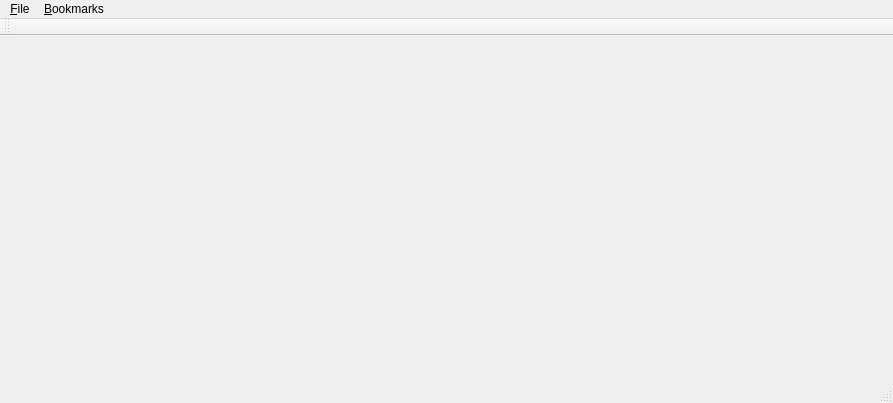
The window that src/cmainwindow.ui (AlekseyDurachenko/qookmarks) describes before a commit, drawn with Qt 5.
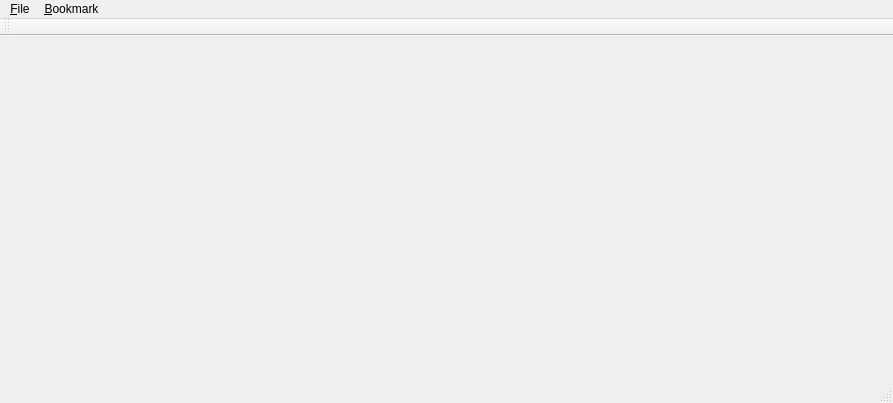
The same window after the commit.

Commit message: add import/export

The edit to the form file:
```diff
--- a/src/cmainwindow.ui
+++ b/src/cmainwindow.ui
@@ -34,13 +34,13 @@
     </property>
     <addaction name="separator"/>
    </widget>
-   <widget class="QMenu" name="menu_bookmarks">
+   <widget class="QMenu" name="menu_bookmark">
     <property name="title">
-     <string>&amp;Bookmarks</string>
+     <string>&amp;Bookmark</string>
     </property>
    </widget>
    <addaction name="menu_file"/>
-   <addaction name="menu_bookmarks"/>
+   <addaction name="menu_bookmark"/>
   </widget>
   <widget class="QToolBar" name="mainToolBar">
    <attribute name="toolBarArea">
```
Left out of the diff: 10 changed lines with no effect on the pictures. The commit also changes 2 other files.
